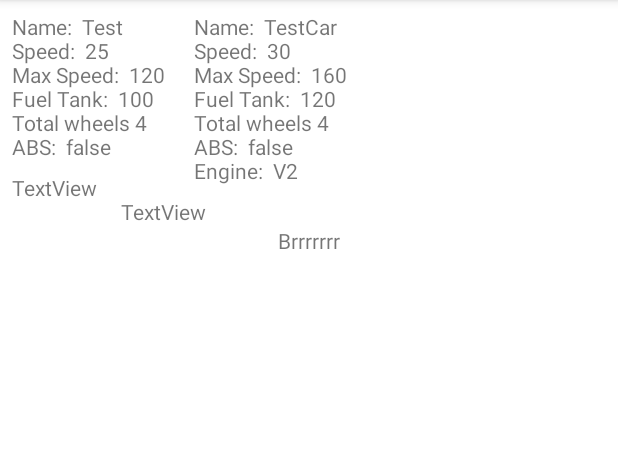
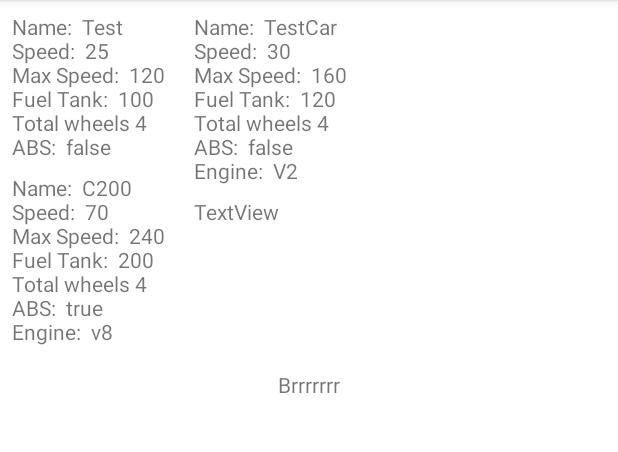
Before and after one commit to TienDao520/Android_Demo, an Android app: the screen it shows after launch (MainActivity), on a phone screen of 412 x 824 dp, the part 84-536 px from its top. Run offline under Robolectric (Android 15) with nearby library versions, the phone set to English and light mode, and no system bars.

Commit message:
Created new instance

```diff
--- a/app/src/main/java/tdao/example/vehicle_oop/MainActivity.java
+++ b/app/src/main/java/tdao/example/vehicle_oop/MainActivity.java
@@ -11,8 +11,9 @@ public class MainActivity extends AppCompatActivity {
 
     TextView tvInfo1, tvInfo2, tvInfo3, tvInfo4, tvInfo5;
     Vehicle v1;
+    Car c1;
+    Mercedes c200;
 
-    Car c1;
 
     @Override
     protected void onCreate(Bundle savedInstanceState) {
@@ -28,9 +29,11 @@ public class MainActivity extends AppCompatActivity {
 
         v1 = new Vehicle("Test", 25, 120, 100, 4, false);
         c1 = new Car("TestCar",30, 160, 120,4,false,"V2");
+        c200 = new Mercedes("C200", 70,240,200,4,true, "v8", "Black & Red", "LED", "Black");
 
         tvInfo1.setText(v1.toString());
         tvInfo2.setText(c1.toString());
+        tvInfo3.setText(c200.toString());
         tvInfo5.setText(v1.sound());
 
     }
```
